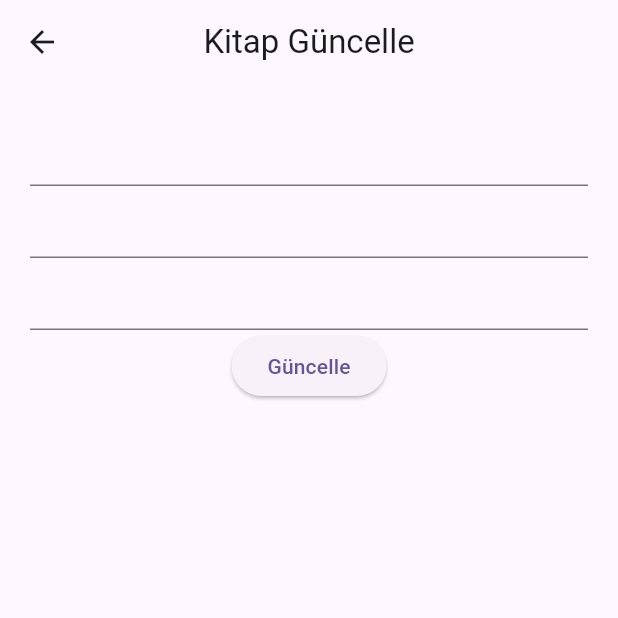
After one commit to salihyildirim/Flutter-Library-App, a Flutter app: the UpdateBookView screen opened directly, on a phone screen of 412 x 824 dp, the top half of it. The commit adds this screen. Run offline on Flutter 3.47's test engine with Material 2 defaults, Android fonts, the phone set to English and light mode, and no system bars; our stand-ins replace cloud_firestore, firebase_core; accounts and stored records are empty.

Commit message:
update book view and view model created

```diff
--- /dev/null
+++ b/lib/views/update_book_view.dart
@@ -0,0 +1,28 @@
+import 'package:flutter/material.dart';
+
+class UpdateBookView extends StatefulWidget {
+  const UpdateBookView({super.key});
+
+  @override
+  State<UpdateBookView> createState() => _UpdateBookViewState();
+}
+
+class _UpdateBookViewState extends State<UpdateBookView> {
+  @override
+  Widget build(BuildContext context) {
+    return Scaffold(
+      appBar: AppBar(title: Text("Kitap Güncelle"), centerTitle: true),
+      body: Container(margin: EdgeInsets.all(20),
+          child: Form(
+        child: Column(
+          children: [
+            TextFormField(),
+            TextFormField(),
+            TextFormField(),
+            ElevatedButton(onPressed: () {}, child: Text("Güncelle"))
+          ],
+        ),
+      )),
+    );
+  }
+}
```
Also changed, not shown: lib/views/books_view.dart (+21 -8 lines), lib/views/update_book_view_model.dart (added).
